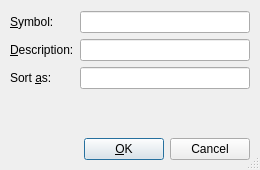
Old version of the form src/frontends/qt4/ui/QNomenclUi.ui in the repository cburschka/lyx.
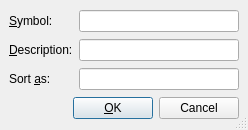
New version of the form.

Commit message: * repair broken layout

The edit to the form file:
```diff
--- a/src/frontends/qt4/ui/QNomenclUi.ui
+++ b/src/frontends/qt4/ui/QNomenclUi.ui
@@ -8,8 +8,8 @@
    <rect>
     <x>0</x>
     <y>0</y>
-    <width>260</width>
-    <height>170</height>
+    <width>248</width>
+    <height>130</height>
    </rect>
   </property>
   <property name="windowTitle" >
@@ -18,49 +18,18 @@
   <property name="sizeGripEnabled" >
    <bool>true</bool>
   </property>
-  <widget class="QWidget" name="layout4" >
-   <property name="geometry" >
-    <rect>
-     <x>10</x>
-     <y>11</y>
-     <width>240</width>
-     <height>149</height>
-    </rect>
-   </property>
-   <layout class="QVBoxLayout" >
-    <property name="margin" >
-     <number>0</number>
-    </property>
-    <property name="spacing" >
-     <number>6</number>
-    </property>
-    <item>
      <layout class="QGridLayout" >
       <property name="margin" >
-       <number>0</number>
+    <number>9</number>
       </property>
       <property name="spacing" >
        <number>6</number>
       </property>
-      <item row="0" column="0" >
-       <widget class="QLabel" name="symbolLA" >
-        <property name="text" >
-         <string>&amp;Symbol:</string>
-        </property>
-        <property name="buddy" >
-         <cstring>symbolED</cstring>
-        </property>
-       </widget>
-      </item>
-      <item row="1" column="0" >
-       <widget class="QLabel" name="descrLA" >
-        <property name="text" >
-         <string>&amp;Description:</string>
-        </property>
-        <property name="buddy" >
-         <cstring>descrED</cstring>
-        </property>
-       </widget>
+   <item row="2" column="1" >
+    <widget class="QLineEdit" name="prefixED" />
+   </item>
+   <item row="1" column="1" >
+    <widget class="QLineEdit" name="descrED" />
       </item>
       <item row="2" column="0" >
        <widget class="QLabel" name="prefixLA" >
@@ -72,6 +41,26 @@
         </property>
        </widget>
       </item>
+   <item row="1" column="0" >
+    <widget class="QLabel" name="descrLA" >
+     <property name="text" >
+      <string>&amp;Description:</string>
+     </property>
+     <property name="buddy" >
+      <cstring>descrED</cstring>
+     </property>
+    </widget>
+   </item>
+   <item row="0" column="0" >
+    <widget class="QLabel" name="symbolLA" >
+     <property name="text" >
+      <string>&amp;Symbol:</string>
+     </property>
+     <property name="buddy" >
+      <cstring>symbolED</cstring>
+     </property>
+    </widget>
+   </item>
       <item row="0" column="1" >
        <widget class="QLineEdit" name="symbolED" >
         <property name="toolTip" >
@@ -79,31 +68,7 @@
         </property>
        </widget>
       </item>
-      <item row="1" column="1" >
-       <widget class="QLineEdit" name="descrED" />
-      </item>
-      <item row="2" column="1" >
-       <widget class="QLineEdit" name="prefixED" />
-      </item>
-     </layout>
-    </item>
-    <item>
-     <spacer>
-      <property name="orientation" >
-       <enum>Qt::Vertical</enum>
-      </property>
-      <property name="sizeType" >
-       <enum>QSizePolicy::Expanding</enum>
-      </property>
-      <property name="sizeHint" >
-       <size>
-        <width>20</width>
-        <height>16</height>
-       </size>
-      </property>
-     </spacer>
-    </item>
-    <item>
+   <item row="3" column="0" colspan="2" >
      <layout class="QHBoxLayout" >
       <property name="margin" >
        <number>0</number>
@@ -150,7 +115,6 @@
      </layout>
     </item>
    </layout>
-  </widget>
  </widget>
  <layoutdefault spacing="6" margin="11" />
  <pixmapfunction></pixmapfunction>
```
Lines whose indentation alone changed are shown as unchanged.
